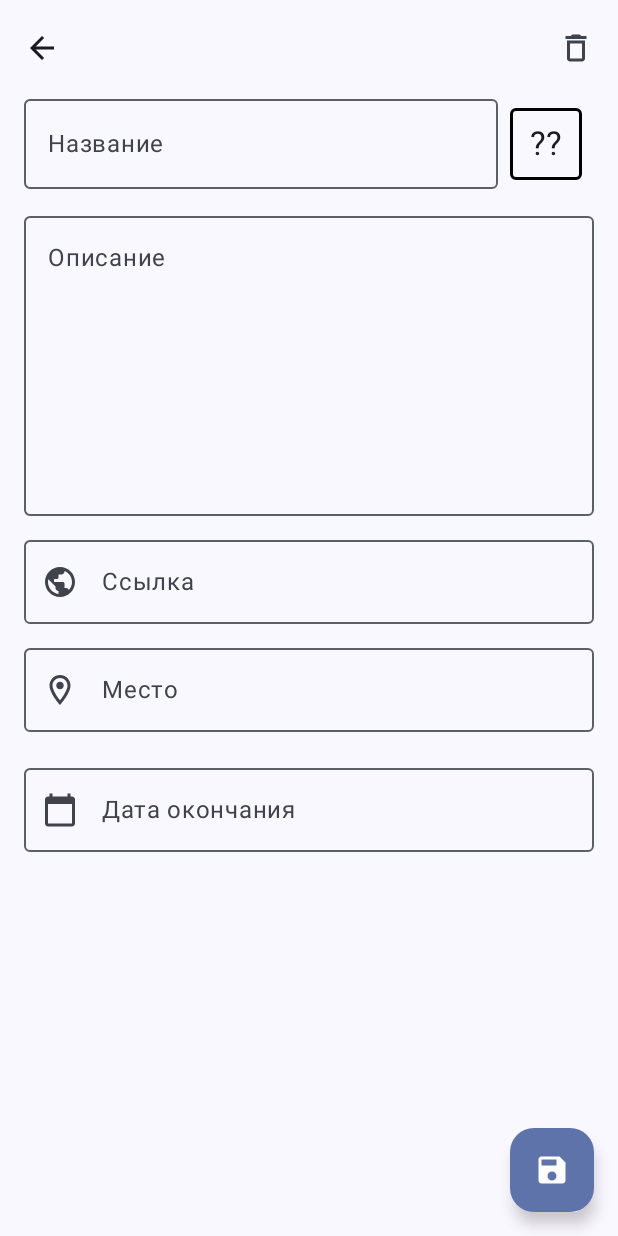
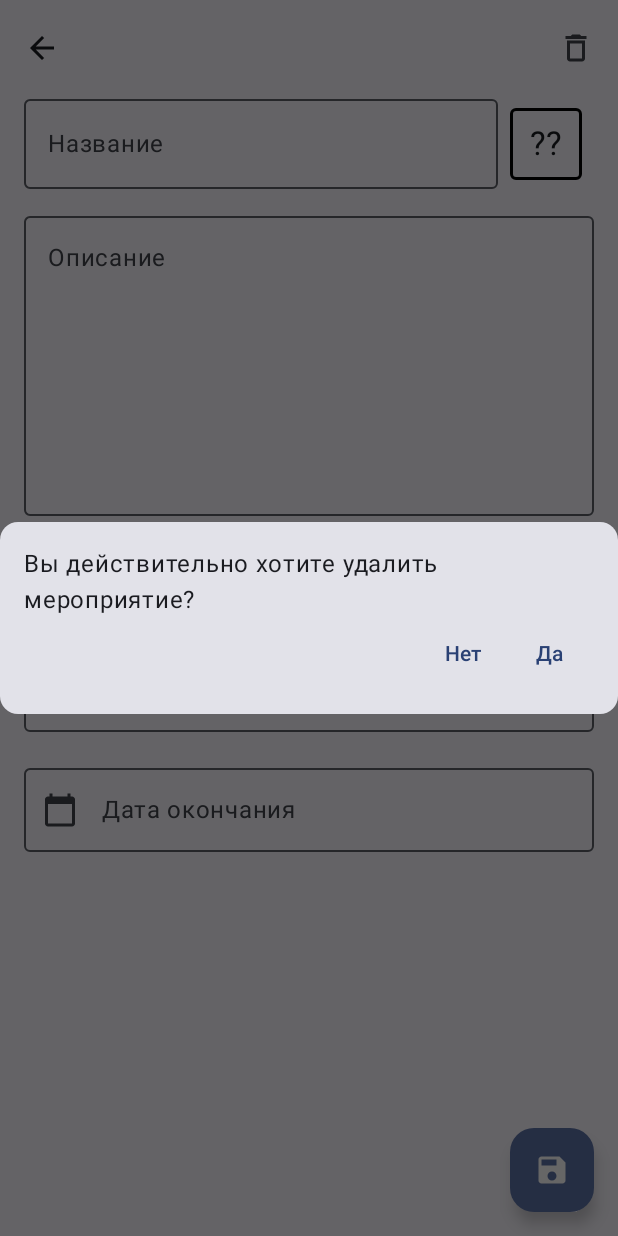
Before and after one commit to Gook91/CulturalActivities, an Android app built with Jetpack Compose: the composable CulturalActivityInfoScreen shown on its own in the app's theme, after a tap on "Удалить мероприятие", on a phone screen of 412 x 824 dp. Run offline under Robolectric (Android 15) with nearby library versions, the phone set to English and light mode, and no system bars.

Commit message:
Added delete confirmation dialog

```diff
--- a/app/src/main/java/com/gbl/culturalactivities/ui/screens/activityinfo/CulturalActivityInfoScreen.kt
+++ b/app/src/main/java/com/gbl/culturalactivities/ui/screens/activityinfo/CulturalActivityInfoScreen.kt
@@ -12,6 +12,8 @@ import androidx.compose.material3.IconButton
 import androidx.compose.material3.Scaffold
 import androidx.compose.material3.TopAppBar
 import androidx.compose.runtime.Composable
+import androidx.compose.runtime.mutableStateOf
+import androidx.compose.runtime.remember
 import androidx.compose.ui.Modifier
 import androidx.compose.ui.res.dimensionResource
 import androidx.compose.ui.res.painterResource
@@ -21,6 +23,7 @@ import androidx.compose.ui.tooling.preview.PreviewParameter
 import com.gbl.culturalactivities.R
 import com.gbl.culturalactivities.domain.entity.CulturalActivity
 import com.gbl.culturalactivities.ui.SingleItemPreviewParameterProvider
+import com.gbl.culturalactivities.ui.views.ConfirmDialog
 
 @Composable
 fun CulturalActivityInfoScreen(
@@ -85,7 +88,14 @@ private fun TopBar(
         },
         title = {},
         actions = {
-            IconButton(onClick = deleteCulturalActivity) {
+            val confirmDeleteDialogState = remember { mutableStateOf(false) }
+            if (confirmDeleteDialogState.value)
+                ConfirmDialog(
+                    stringResource(R.string.delete_activity_confirmation),
+                    deleteCulturalActivity,
+                    confirmDeleteDialogState
+                )
+            IconButton(onClick = { confirmDeleteDialogState.value = true }) {
                 Icon(
                     painter = painterResource(id = R.drawable.delete_icon),
                     contentDescription = stringResource(id = R.string.delete_button)
--- /dev/null
+++ b/app/src/main/java/com/gbl/culturalactivities/ui/views/ConfirmDialog.kt
@@ -0,0 +1,54 @@
+package com.gbl.culturalactivities.ui.views
+
+import androidx.compose.foundation.layout.Arrangement
+import androidx.compose.foundation.layout.Column
+import androidx.compose.foundation.layout.Row
+import androidx.compose.foundation.layout.fillMaxWidth
+import androidx.compose.foundation.layout.padding
+import androidx.compose.material3.BasicAlertDialog
+import androidx.compose.material3.Card
+import androidx.compose.material3.ExperimentalMaterial3Api
+import androidx.compose.material3.Text
+import androidx.compose.material3.TextButton
+import androidx.compose.runtime.Composable
+import androidx.compose.runtime.MutableState
+import androidx.compose.ui.Modifier
+import androidx.compose.ui.res.dimensionResource
+import androidx.compose.ui.res.stringResource
+import com.gbl.culturalactivities.R
+
+@OptIn(ExperimentalMaterial3Api::class)
+@Composable
+fun ConfirmDialog(
+    question: String,
+    onConfirm: () -> Unit,
+    confirmDialogState: MutableState<Boolean>,
+) {
+    BasicAlertDialog(
+        onDismissRequest = { confirmDialogState.value = false }
+    ) {
+        Card {
+            Column(
+                modifier = Modifier
+                    .fillMaxWidth()
+                    .padding(dimensionResource(R.dimen.screen_padding))
+            ) {
+                Text(text = question)
+                Row(
+                    modifier = Modifier.fillMaxWidth(),
+                    horizontalArrangement = Arrangement.End
+                ) {
+                    TextButton(onClick = { confirmDialogState.value = false }) {
+                        Text(text = stringResource(id = R.string.no))
+                    }
+                    TextButton(onClick = {
+                        onConfirm()
+                        confirmDialogState.value = false
+                    }) {
+                        Text(text = stringResource(id = R.string.yes))
+                    }
+                }
+            }
+        }
+    }
+}
--- a/app/src/main/res/values/strings.xml
+++ b/app/src/main/res/values/strings.xml
@@ -19,6 +19,11 @@
 
     <string name="save_button">Сохранить мероприятие</string>
     <string name="delete_button">Удалить мероприятие</string>
+    <string name="delete_activity_confirmation">Вы действительно хотите удалить мероприятие?</string>
+
+    <!--    Confirm dialog-->
+    <string name="yes">Да</string>
+    <string name="no">Нет</string>
 
     <!--    Settings-->
     <string name="settings">Настройки</string>
```
